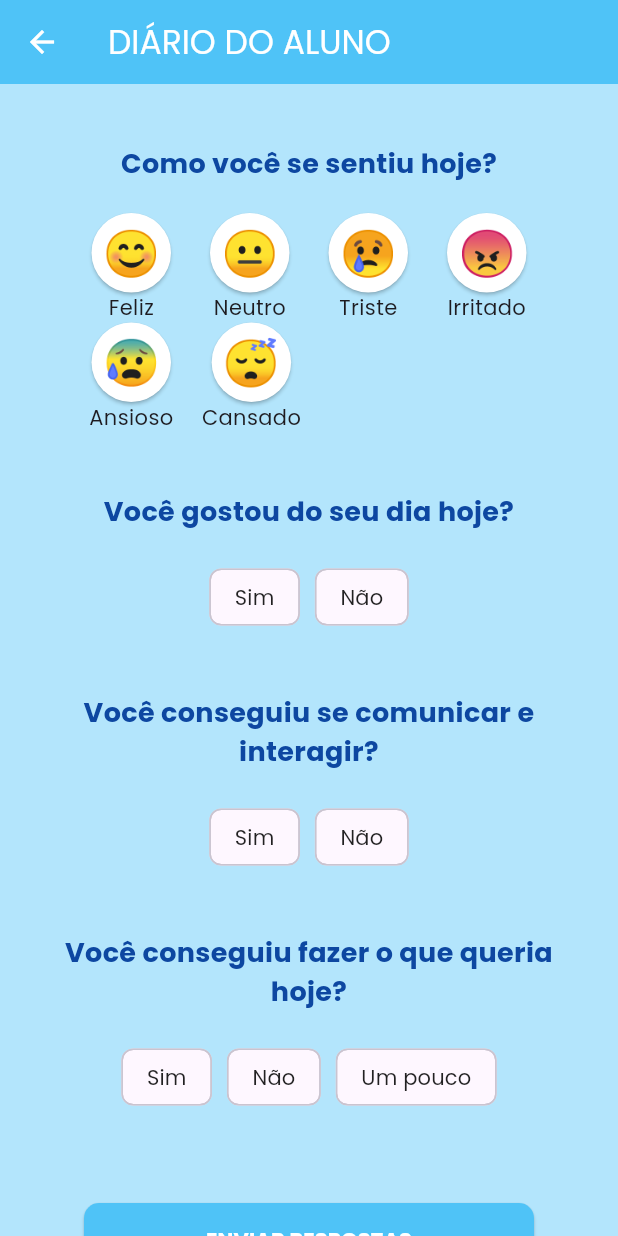
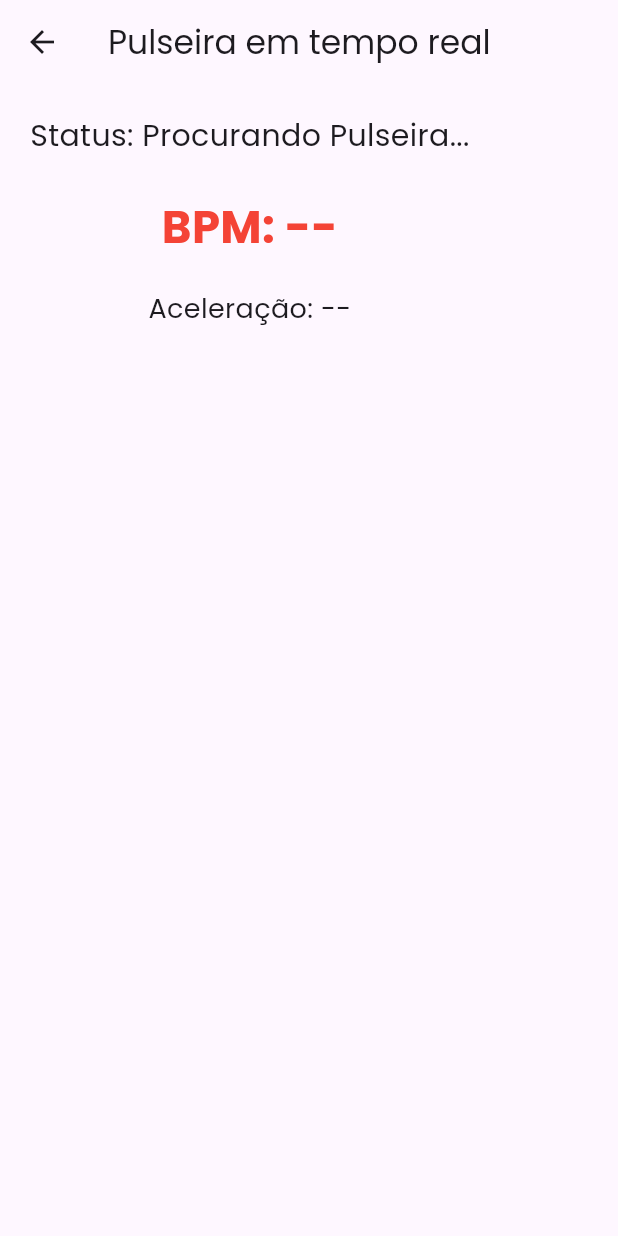
Before and after one commit to cc22153/EduCare, a Flutter app: the InicioAluno screen opened directly with empty values, after a tap on "DIÁRIO", on a phone screen of 412 x 824 dp. Run offline on Flutter 3.47's test engine with Material 3 defaults, Android fonts, the light colour scheme and no system bars; our stand-ins replace mask_text_input_formatter, permission_handler, supabase_flutter; missing offline and left inert: flutter_reactive_ble; accounts and stored records are empty.

Commit message:
New Features

```diff
--- /dev/null
+++ b/educare/devtools_options.yaml
@@ -0,0 +1,3 @@
+description: This file stores settings for Dart & Flutter DevTools.
+documentation: https://docs.flutter.dev/tools/devtools/extensions#configure-extension-enablement-states
+extensions:
--- a/educare/lib/Telas/Aluno/InicioAluno.dart
+++ b/educare/lib/Telas/Aluno/InicioAluno.dart
@@ -1,3 +1,4 @@
+import 'package:educare/Telas/Aluno/PulseiraPage.dart';
 import 'package:educare/Telas/Aluno/RotinaAluno.dart';
 import 'package:educare/Telas/Login.dart';
 import 'package:flutter/material.dart';
@@ -192,7 +193,7 @@ class InicioAlunoState extends State<InicioAluno> {
                           Navigator.push(
                             context,
                             MaterialPageRoute(
-                                builder: (context) => DiarioAluno(idAluno: widget.aluno['id'],)),
+                                builder: (context) => const PulseiraPage())//DiarioAluno(idAluno: widget.aluno['id'],)),
                           );
                         },
                         style: ElevatedButton.styleFrom(
--- /dev/null
+++ b/educare/lib/Telas/Aluno/PulseiraPage.dart
@@ -0,0 +1,135 @@
+import 'package:flutter/material.dart';
+import 'package:flutter_reactive_ble/flutter_reactive_ble.dart';
+import 'package:permission_handler/permission_handler.dart';
+
+class PulseiraPage extends StatefulWidget {
+  const PulseiraPage({super.key});
+
+  @override
+  State<PulseiraPage> createState() => _PulseiraPageState();
+}
+
+class _PulseiraPageState extends State<PulseiraPage> {
+  final flutterBle = FlutterReactiveBle();
+  final deviceName = "PulseiraTCC";
+
+  String status = "Escaneando...";
+  String bpm = "--";
+  String accel = "--";
+
+  DiscoveredDevice? device;
+
+  final serviceUUID =
+      Uuid.parse("12345678-1234-1234-1234-1234567890ab");
+  final bpmUUID =
+      Uuid.parse("12345678-1234-1234-1234-1234567890ac");
+  final accelUUID =
+      Uuid.parse("12345678-1234-1234-1234-1234567890ad");
+
+  @override
+  void initState() {
+    super.initState();
+    checkPermissions();
+  }
+
+  Future<void> checkPermissions() async {
+    await Permission.location.request();
+    await Permission.bluetoothScan.request();
+    await Permission.bluetoothConnect.request();
+    scanPulseira();
+  }
+
+  void scanPulseira() {
+    status = "Procurando Pulseira...";
+    setState(() {});
+
+    flutterBle
+        .scanForDevices(withServices: [])
+        .listen((scan) async {
+      print("Scan: ${scan.name}");
+
+      if (scan.name == deviceName) {
+        device = scan;
+        flutterBle.deinitialize(); // PARA O SCAN
+        connectToDevice();
+      }
+    });
+  }
+
+  void connectToDevice() async {
+    if (device == null) return;
+
+    status = "Conectando...";
+    setState(() {});
+
+    flutterBle
+        .connectToDevice(id: device!.id)
+        .listen((event) {
+      print(event.connectionState);
+
+      if (event.connectionState ==
+          DeviceConnectionState.connected) {
+        status = "Conectado ✅";
+        setState(() {});
+        listenData();
+      }
+    });
+  }
+
+  void listenData() {
+    // BPM
+    flutterBle
+        .subscribeToCharacteristic(QualifiedCharacteristic(
+          serviceId: serviceUUID,
+          characteristicId: bpmUUID,
+          deviceId: device!.id,
+        ))
+        .listen((d) {
+      bpm = d.isNotEmpty ? d[0].toString() : "--";
+      print("BPM $bpm");
+      setState(() {});
+    });
+
+    // Acelerômetro
+    flutterBle
+        .subscribeToCharacteristic(QualifiedCharacteristic(
+          serviceId: serviceUUID,
+          characteristicId: accelUUID,
+          deviceId: device!.id,
+        ))
+        .listen((d) {
+      accel = String.fromCharCodes(d);
+      print("ACC $accel");
+      setState(() {});
+    });
+  }
+
+  @override
+  Widget build(BuildContext context) {
+    return Scaffold(
+      appBar: AppBar(title: const Text("Pulseira em tempo real")),
+      body: Padding(
+        padding: const EdgeInsets.all(20),
+        child: Column(
+          children: [
+            Text("Status: $status",
+              style: const TextStyle(fontSize: 20),
+            ),
+            const SizedBox(height: 25),
+            Text("BPM: $bpm",
+              style: const TextStyle(
+                fontSize: 30,
+                fontWeight: FontWeight.bold,
+                color: Colors.red,
+              ),
+            ),
+            const SizedBox(height: 20),
+            Text("Aceleração: $accel",
+              style: const TextStyle(fontSize: 18),
+            ),
+          ],
+        ),
+      ),
+    );
+  }
+}
--- a/educare/pubspec.yaml
+++ b/educare/pubspec.yaml
@@ -16,8 +16,11 @@ dependencies:
   intl: ^0.19.0
   http: ^1.3.0
   supabase_flutter: ^2.0.0
-  flutter_local_notifications: ^13.0.0
+  flutter_local_notifications: ^17.1.2
   mask_text_input_formatter: ^2.5.0
+  flutter_reactive_ble: ^5.0.2
+  permission_handler: ^12.0.1
+
 
 dev_dependencies:
   flutter_test:
```
Also changed, not shown: educare/pubspec.lock, 17 other files.
